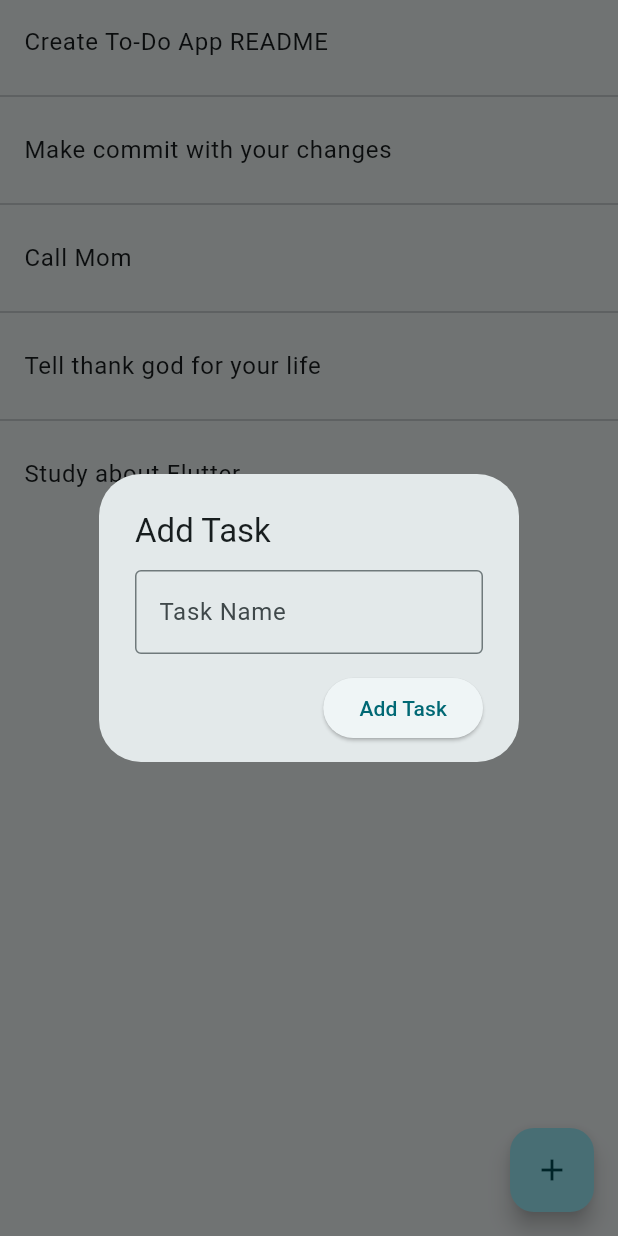
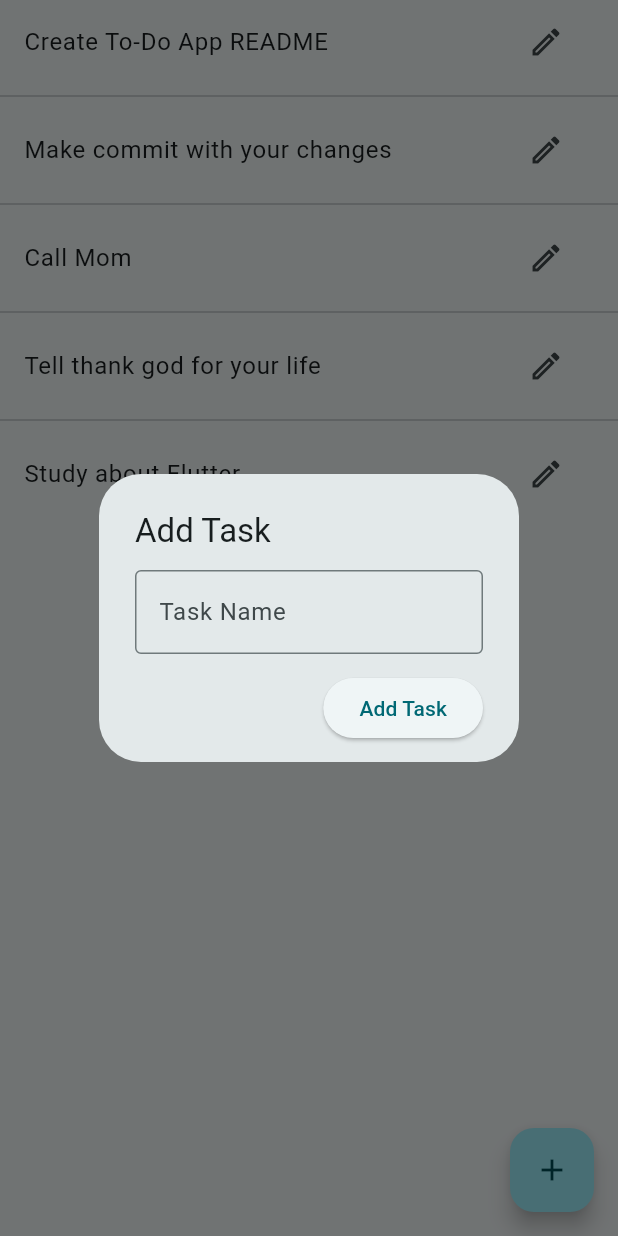
Before and after one commit to eacastro/todo-app, a Flutter app: the screen it shows after launch, after a tap on the "add" icon, on a phone screen of 412 x 824 dp. Run offline on Flutter 3.47's test engine with Material 3 defaults, Android fonts, the phone set to English and light mode, and no system bars.

Commit message:
feat(edit_task) Add basic editing functionality

```diff
--- a/lib/constants/app_constants.dart
+++ b/lib/constants/app_constants.dart
@@ -1,3 +1,4 @@
+import 'package:flutter/material.dart';
 import 'package:flutter_exercises_app/dto/task.dart';
 
 class AppConstants {
@@ -10,9 +11,18 @@ class AppConstants {
   ];
   static const String addNewTaskLabel = 'Add New Task';
   static const String addTaskLabel = 'Add Task';
+  static const String editTaskLabel = 'Edit Existing Task';
+  static const String editLabel = 'Edit';
   static const String taskNameLabel = 'Task Name';
   static const String requiredFieldMsg = 'This field is required';
   static const String okLabel = 'OK';
   static const String duplicatedTaskError = 'Task name already exists';
 
+  // Paddings used in the app:
+  static const dialogPadding = EdgeInsets.only(
+    left: 24.0,
+    top: 12.0,
+    right: 24.0,
+    bottom: 12.0,
+  );
 }
--- a/lib/model/task_model.dart
+++ b/lib/model/task_model.dart
@@ -8,8 +8,13 @@ class TaskModel extends ChangeNotifier {
   }
 
   final List<Task> _tasks = [];
+  Task? _taskInEdition;
+
+  bool _showEditModal = false;
 
   List<Task> get tasks => _tasks;
+  bool get showEditModal => _showEditModal;
+  Task? get taskInEdition => _taskInEdition;
 
   void add(Task taskToAdd) {
     final taskNotExist =
@@ -24,4 +29,20 @@ class TaskModel extends ChangeNotifier {
   void _initTasks() {
     _tasks.addAll(AppConstants.tasks);
   }
+
+  void initEdit(Task task) {
+    _showEditModal = true;
+    _taskInEdition = task;
+    notifyListeners();
+  }
+
+  void edit(Task task, String newName) {
+    if (_tasks.contains(task)) {
+      int index = _tasks.indexOf(task);
+
+      _tasks.removeAt(index);
+      _tasks.insert(index, Task(name: newName));
+      notifyListeners();
+    }
+  }
 }
--- a/lib/screens/home_screen.dart
+++ b/lib/screens/home_screen.dart
@@ -1,9 +1,6 @@
 import 'package:flutter/material.dart';
-import 'package:flutter_exercises_app/constants/app_constants.dart';
-import 'package:flutter_exercises_app/dto/task.dart';
-import 'package:flutter_exercises_app/model/task_model.dart';
-import 'package:flutter_exercises_app/widgets/add_dialog.dart';
-import 'package:provider/provider.dart';
+
+import 'package:flutter_exercises_app/widgets/task_dialog.dart';
 import 'package:flutter_exercises_app/widgets/tasks.dart';
 
 class HomeScreen extends StatefulWidget {
@@ -42,7 +39,7 @@ class _HomeScreenState extends State<HomeScreen> {
     showDialog(
       context: context,
       builder: (context) {
-        return const AddDialog();
+        return const TaskDialog();
       },
     );
   }
--- a/lib/widgets/add_dialog.dart
+++ /dev/null
@@ -1,38 +0,0 @@
-import 'package:flutter/material.dart';
-import 'package:flutter_exercises_app/constants/app_constants.dart';
-import 'package:flutter_exercises_app/dto/task.dart';
-import 'package:flutter_exercises_app/model/task_model.dart';
-import 'package:flutter_exercises_app/widgets/task_form.dart';
-import 'package:provider/provider.dart';
-
-class AddDialog extends StatefulWidget {
-  const AddDialog({super.key});
-
-  @override
-  State<AddDialog> createState() => _AddDialogState();
-}
-
-class _AddDialogState extends State<AddDialog> {
-  final _title = const Text(AppConstants.addTaskLabel);
-  final _btnContent = const Text(AppConstants.okLabel);
-  final _padding = const EdgeInsets.only(
-    left: 24.0,
-    top: 12.0,
-    right: 24.0,
-    bottom: 12.0,
-  );
-
-  @override
-  void didChangeDependencies() {
-    super.didChangeDependencies();
-  }
-
-  @override
-  Widget build(BuildContext context) {
-    return SimpleDialog(
-      title: _title,
-      contentPadding: _padding,
-      children: const [TaskForm()],
-    );
-  }
-}
--- /dev/null
+++ b/lib/widgets/task_dialog.dart
@@ -0,0 +1,38 @@
+import 'package:flutter/material.dart';
+import 'package:flutter_exercises_app/constants/app_constants.dart';
+import 'package:flutter_exercises_app/model/task_model.dart';
+import 'package:flutter_exercises_app/widgets/task_form.dart';
+import 'package:provider/provider.dart';
+
+class TaskDialog extends StatefulWidget {
+  const TaskDialog({super.key});
+
+  @override
+  State<TaskDialog> createState() => _TaskDialogState();
+}
+
+class _TaskDialogState extends State<TaskDialog> {
+  final _padding = AppConstants.dialogPadding;
+  final _dialogChildren = const <Widget>[TaskForm()];
+
+  late Widget _title;
+  late bool _showEditModal;
+
+  @override
+  void didChangeDependencies() {
+    super.didChangeDependencies();
+    _showEditModal = Provider.of<TaskModel>(context).showEditModal;
+    _title = (_showEditModal)
+        ? const Text(AppConstants.editTaskLabel)
+        : const Text(AppConstants.addTaskLabel);
+  }
+
+  @override
+  Widget build(BuildContext context) {
+    return SimpleDialog(
+      title: _title,
+      contentPadding: _padding,
+      children: _dialogChildren,
+    );
+  }
+}
--- a/lib/widgets/task_form.dart
+++ b/lib/widgets/task_form.dart
@@ -16,6 +16,7 @@ class _TaskFormState extends State<TaskForm> {
   final _controller = TextEditingController();
   final _formKey = GlobalKey<FormState>();
   final _addLabel = const Text(AppConstants.addTaskLabel);
+  final _editLabel = const Text(AppConstants.editLabel);
   final _nameDecoration = const InputDecoration(
     hintText: AppConstants.taskNameLabel,
     border: OutlineInputBorder(),
@@ -25,6 +26,8 @@ class _TaskFormState extends State<TaskForm> {
   late Widget _form;
   late Widget _actions;
   late List<Task> _tasks;
+  late bool _showEditForm;
+  late Task? _taskInEdition;
 
   @override
   void initState() {
@@ -33,12 +36,22 @@ class _TaskFormState extends State<TaskForm> {
       validator: _validateName,
       decoration: _nameDecoration,
     );
+    super.initState();
+  }
+
+  @override
+  void didChangeDependencies() {
+    super.didChangeDependencies();
+    _tasks = Provider.of<TaskModel>(context).tasks;
+    _showEditForm = Provider.of<TaskModel>(context).showEditModal;
+    _taskInEdition = Provider.of<TaskModel>(context).taskInEdition;
+
     _actions = OverflowBar(
       alignment: MainAxisAlignment.end,
       children: [
         ElevatedButton(
-          onPressed: _addTask,
-          child: _addLabel,
+          onPressed: _processTask,
+          child: (_showEditForm) ? _editLabel : _addLabel,
         ),
       ],
     );
@@ -52,18 +65,23 @@ class _TaskFormState extends State<TaskForm> {
         ],
       ),
     );
-    super.initState();
-  }
 
-  @override
-  void didChangeDependencies() {
-    super.didChangeDependencies();
-    _tasks = Provider.of<TaskModel>(context).tasks;
+    if (_showEditForm && _taskInEdition != null) {
+      _controller.text = _taskInEdition!.name;
+    }
   }
 
   @override
   Widget build(BuildContext context) {
     return _form;
+  }
+
+  void _processTask() {
+    if (_showEditForm && _taskInEdition != null) {
+      _editTask(_taskInEdition!);
+    } else {
+      _addTask();
+    }
   }
 
   void _addTask() {
@@ -90,6 +108,14 @@ class _TaskFormState extends State<TaskForm> {
     }
   }
 
+  void _editTask(Task task) {
+    context.read<TaskModel>().edit(
+        task,
+        _controller.text,
+      );
+    Navigator.pop(context);
+  }
+
   String? _validateName(String? value) {
     if (value != null) {
       final valueExist = _tasks.where((task) => task.name == value).isNotEmpty;
--- a/lib/widgets/tasks.dart
+++ b/lib/widgets/tasks.dart
@@ -1,5 +1,7 @@
 import 'package:flutter/material.dart';
 import 'package:provider/provider.dart';
+
+import 'package:flutter_exercises_app/widgets/task_dialog.dart';
 import 'package:flutter_exercises_app/dto/task.dart';
 import 'package:flutter_exercises_app/model/task_model.dart';
 
@@ -29,11 +31,26 @@ class _TasksState extends State<Tasks> {
     return ListView.separated(
       itemBuilder: (context, index) {
         final task = _tasks[index];
+        final editButton = IconButton(
+          onPressed: () => _editTask(task),
+          icon: const Icon(Icons.edit_outlined),
+        );
 
-        return ListTile(title: Text(task.name));
+        return ListTile(
+          title: Text(task.name),
+          trailing: editButton,
+        );
       },
       separatorBuilder: (context, index) => const Divider(),
       itemCount: _tasks.length,
     );
   }
+
+  void _editTask(Task task) {
+    context.read<TaskModel>().initEdit(task);
+    showDialog(
+      context: context,
+      builder: (context) => const TaskDialog(),
+    );
+  }
 }
```
